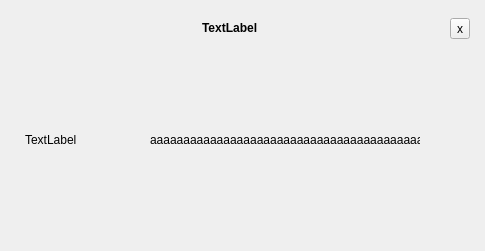
This is razorqt-notify/src/widgetnotification/ui/notification.ui in Razor-qt/razor-qt as Qt 5 draws it before an edit. The edited form follows.
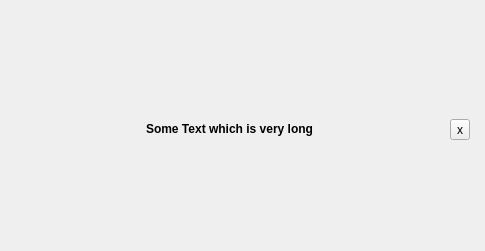
This is the edited form.

Commit message: Notification types as different uis

What changed in the file:
```diff
--- a/razorqt-notify/src/widgetnotification/ui/notification.ui
+++ b/razorqt-notify/src/widgetnotification/ui/notification.ui
@@ -72,7 +72,7 @@
           </font>
          </property>
          <property name="text">
-          <string>TextLabel</string>
+          <string>Some Text which is very long</string>
          </property>
         </widget>
        </item>
@@ -117,107 +117,6 @@
        </item>
       </layout>
      </item>
-     <item>
-      <layout class="QGridLayout" name="gridLayout_2">
-       <property name="leftMargin">
-        <number>15</number>
-       </property>
-       <property name="horizontalSpacing">
-        <number>10</number>
-       </property>
-       <property name="verticalSpacing">
-        <number>0</number>
-       </property>
-       <item row="0" column="0">
-        <widget class="QLabel" name="iconLabel">
-         <property name="sizePolicy">
-          <sizepolicy hsizetype="Preferred" vsizetype="Preferred">
-           <horstretch>0</horstretch>
-           <verstretch>0</verstretch>
-          </sizepolicy>
-         </property>
-         <property name="minimumSize">
-          <size>
-           <width>64</width>
-           <height>64</height>
-          </size>
-         </property>
-         <property name="maximumSize">
-          <size>
-           <width>16777215</width>
-           <height>16777215</height>
-          </size>
-         </property>
-         <property name="text">
-          <string>TextLabel</string>
-         </property>
-        </widget>
-       </item>
-       <item row="0" column="2">
-        <widget class="QLabel" name="applicationBodyLabel">
-         <property name="sizePolicy">
-          <sizepolicy hsizetype="Preferred" vsizetype="Preferred">
-           <horstretch>0</horstretch>
-           <verstretch>0</verstretch>
-          </sizepolicy>
-         </property>
-         <property name="minimumSize">
-          <size>
-           <width>120</width>
-           <height>0</height>
-          </size>
-         </property>
-         <property name="maximumSize">
-          <size>
-           <width>270</width>
-           <height>16777215</height>
-          </size>
-         </property>
-         <property name="lineWidth">
-          <number>1</number>
-         </property>
-         <property name="text">
-          <string>aaaaaaaaaaaaaaaaaaaaaaaaaaaaaaaaaaaaaaaaaaaaaaaaaaaaaaaaaaaaaaaaaaaaaaaaaa</string>
-         </property>
-         <property name="textFormat">
-          <enum>Qt::RichText</enum>
-         </property>
-         <property name="scaledContents">
-          <bool>true</bool>
-         </property>
-         <property name="wordWrap">
-          <bool>true</bool>
-         </property>
-        </widget>
-       </item>
-       <item row="0" column="1">
-        <spacer name="horizontalSpacer_3">
-         <property name="orientation">
-          <enum>Qt::Horizontal</enum>
-         </property>
-         <property name="sizeHint" stdset="0">
-          <size>
-           <width>40</width>
-           <height>20</height>
-          </size>
-         </property>
-        </spacer>
-       </item>
-       <item row="0" column="3">
-        <spacer name="horizontalSpacer_4">
-         <property name="orientation">
-          <enum>Qt::Horizontal</enum>
-         </property>
-         <property name="sizeHint" stdset="0">
-          <size>
-           <width>40</width>
-           <height>20</height>
-          </size>
-         </property>
-        </spacer>
-       </item>
-      </layout>
-     </item>
     </layout>
    </item>
   </layout>
```
The commit also changes 10 other files.
